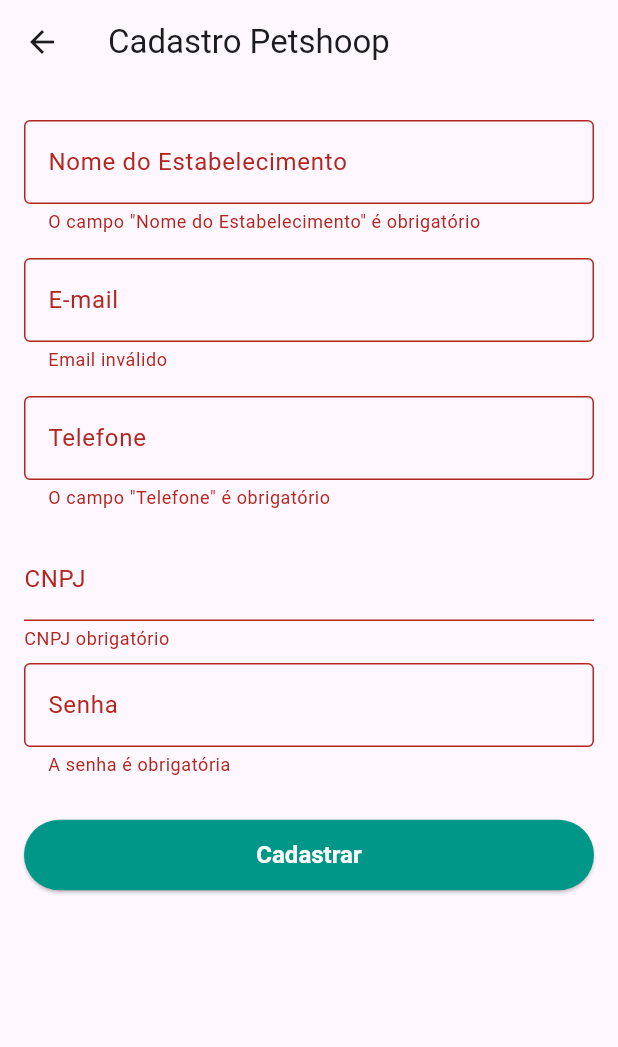
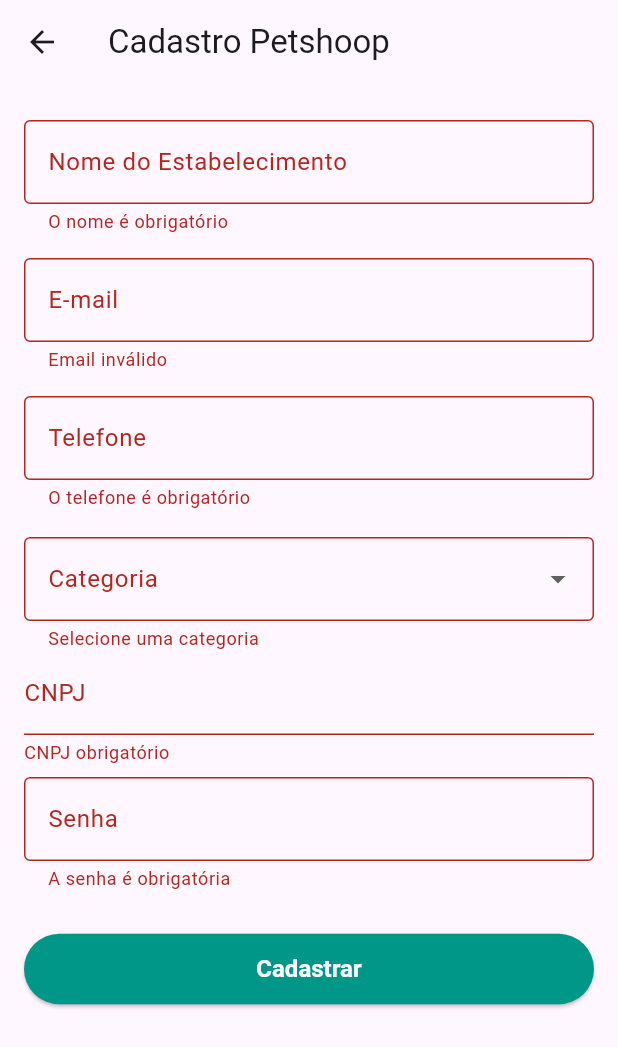
Before and after one commit to dan-araujo/petgo, a Flutter app: the RegisterShopScreen screen opened directly, after a tap on "Cadastrar", on a phone screen of 412 x 824 dp. Shown: the top 1047 px of the screen. Run offline on Flutter 3.47's test engine with Material 3 defaults, Android fonts, the phone set to English and light mode, and no system bars.

Commit message:
feat:adiciona validadores para os campos de nome, telefone e cnpj

```diff
--- a/lib/features/auth/screens/register/register_customer_screen.dart
+++ b/lib/features/auth/screens/register/register_customer_screen.dart
@@ -38,6 +38,7 @@ class _RegisterCustomerScreenState extends State<RegisterCustomerScreen> {
               AuthFormField(
                 controller: _nameController,
                 label: 'Nome Completo',
+                validator: validateName,
               ),
               AuthFormField(
                 controller: _emailController,
@@ -49,6 +50,7 @@ class _RegisterCustomerScreenState extends State<RegisterCustomerScreen> {
                 controller: _phoneController,
                 label: 'Telefone',
                 inputType: TextInputType.phone,
+                validator: validatePhone,
               ),
               AuthFormField(
                 controller: _cpfController,
--- a/lib/features/auth/screens/register/register_delivery_screen.dart
+++ b/lib/features/auth/screens/register/register_delivery_screen.dart
@@ -39,6 +39,7 @@ class _RegisterScreenState extends State<RegisterDeliveryScreen> {
               AuthFormField(
                 controller: _nameController,
                 label: 'Nome Completo',
+                validator: validateName,
               ),
               AuthFormField(
                 controller: _emailController,
@@ -50,6 +51,7 @@ class _RegisterScreenState extends State<RegisterDeliveryScreen> {
                 controller: _phoneController,
                 label: 'Telefone',
                 inputType: TextInputType.phone,
+                validator: validatePhone,
               ),
               AuthFormField(
                 controller: _cpfController,
@@ -66,7 +68,7 @@ class _RegisterScreenState extends State<RegisterDeliveryScreen> {
                   DropdownMenuItem(value: 'moto', child: Text('Moto')),
                   DropdownMenuItem(value: 'carro', child: Text('Carro')),
                   DropdownMenuItem(
-                    value: 'bibicleta',
+                    value: 'bicicleta',
                     child: Text('Bicicleta'),
                   ),
                 ],
--- a/lib/features/auth/screens/register/register_shop_screen.dart
+++ b/lib/features/auth/screens/register/register_shop_screen.dart
@@ -17,6 +17,7 @@ class _RegisterShopScreenState extends State<RegisterShopScreen> {
   final TextEditingController _emailController = TextEditingController();
   final TextEditingController _phoneController = TextEditingController();
   final TextEditingController _passwordController = TextEditingController();
+  String? _selectedCategory;
 
   void _submitForm() {
     if (_formKey.currentState!.validate()) {
@@ -36,21 +37,48 @@ class _RegisterShopScreenState extends State<RegisterShopScreen> {
           key: _formKey,
           child: ListView(
             children: [
-              AuthFormField(controller: _nameController, label: 'Nome do Estabelecimento'),
+              AuthFormField(
+                controller: _nameController,
+                label: 'Nome do Estabelecimento',
+                validator: validateName,
+                ),
               AuthFormField(controller: _emailController,
               label: 'E-mail',
               inputType: TextInputType.emailAddress,
               validator: (v) => v != null && isValidEmail(v) ? null : 'Email inválido'),
-              AuthFormField(controller: _phoneController, label: 'Telefone', inputType: TextInputType.phone),
+              AuthFormField(
+                controller: _phoneController,
+                label: 'Telefone',
+                inputType: TextInputType.phone,
+                validator: validatePhone,
+                ),
               const SizedBox(height: 10),
+              DropdownButtonFormField<String>(
+                decoration: const InputDecoration(
+                  labelText: 'Categoria',
+                  border: OutlineInputBorder(),
+                ),
+                initialValue: _selectedCategory,
+                items: const [
+                  DropdownMenuItem(
+                    value: 'PETSHOP',
+                    child: Text('PetShop'),
+                    ),
+                    DropdownMenuItem(
+                      value: 'FEED_STORE',
+                      child: Text('Casa de Ração'),
+                      ),
+                ],
+                onChanged: (value) => setState(() => _selectedCategory = value),
+                validator: validateCategory,
+                ),
               TextFormField(
                 controller: _cnpjController,
                 decoration: const InputDecoration(labelText: 'CNPJ'),
                 keyboardType: TextInputType.number,
                 validator: (value) {
                   if (value == null || value.isEmpty) return 'CNPJ obrigatório';
-                  // Função para validação do CNPJ será feita logo
-                  return null;
+                  return isValidCNPJ(value) ? null : 'CNPJ inválido';
                 },
               ),
               AuthFormField(
```
